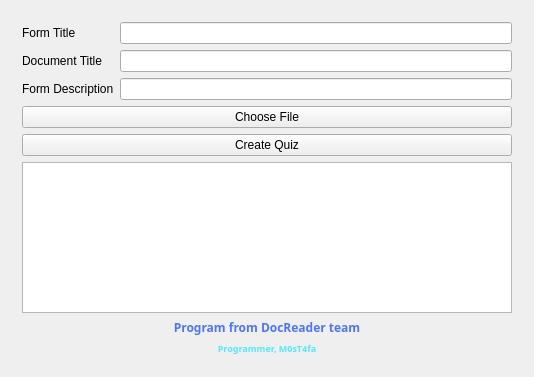
Old version of the form include/docreaderquizzes.ui in the repository M0ST4FA/DocReaderQuizzes.
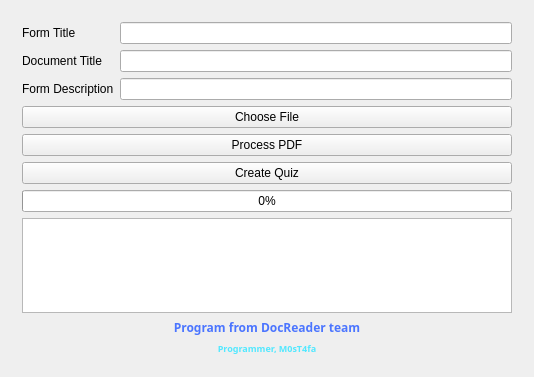
New version of the form.

Commit message: feat(pdf): create forms from PDF directly

Patch:
```diff
--- a/include/docreaderquizzes.ui
+++ b/include/docreaderquizzes.ui
@@ -154,6 +154,13 @@
          </property>
         </widget>
        </item>
+       <item>
+        <widget class="QPushButton" name="processPdfBtn">
+         <property name="text">
+          <string>Process PDF</string>
+         </property>
+        </widget>
+       </item>
        <item>
         <widget class="QPushButton" name="createQuizBtn">
          <property name="text">
@@ -161,6 +168,16 @@
          </property>
         </widget>
        </item>
+       <item>
+        <widget class="QProgressBar" name="progressBar">
+         <property name="value">
+          <number>0</number>
+         </property>
+         <property name="invertedAppearance">
+          <bool>false</bool>
+         </property>
+        </widget>
+       </item>
        <item>
         <widget class="QTextEdit" name="reportingTextEdit">
          <property name="autoFillBackground">
```
The commit also changes 3 other files.
